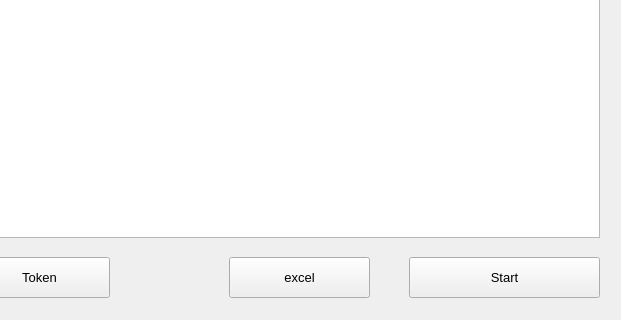
This is check_moph_id.ui in tehnplk/OneID as Qt 5 draws it before an edit; both pictures show x 221 to 842 and y 263 to 583 of the 842 by 583 pixel window. The edited form follows.
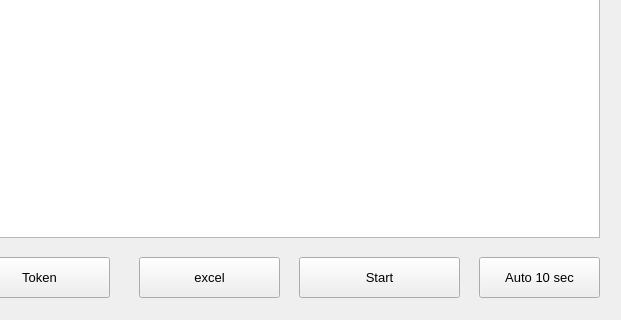
This is the edited form. Icons and pictures are not drawn.

The edit to the form file:
```diff
--- a/check_moph_id.ui
+++ b/check_moph_id.ui
@@ -78,9 +78,9 @@
    <widget class="QPushButton" name="btn_begin">
     <property name="geometry">
      <rect>
-      <x>630</x>
+      <x>520</x>
       <y>520</y>
-      <width>191</width>
+      <width>161</width>
       <height>41</height>
      </rect>
     </property>
@@ -96,7 +96,7 @@
    <widget class="QPushButton" name="btn_excel">
     <property name="geometry">
      <rect>
-      <x>450</x>
+      <x>360</x>
       <y>520</y>
       <width>141</width>
       <height>41</height>
@@ -195,6 +195,24 @@
      </font>
     </property>
    </widget>
+   <widget class="QPushButton" name="btn_auto">
+    <property name="geometry">
+     <rect>
+      <x>700</x>
+      <y>520</y>
+      <width>121</width>
+      <height>41</height>
+     </rect>
+    </property>
+    <property name="font">
+     <font>
+      <pointsize>10</pointsize>
+     </font>
+    </property>
+    <property name="text">
+     <string>Auto 10 sec</string>
+    </property>
+   </widget>
   </widget>
  </widget>
  <resources/>
```
